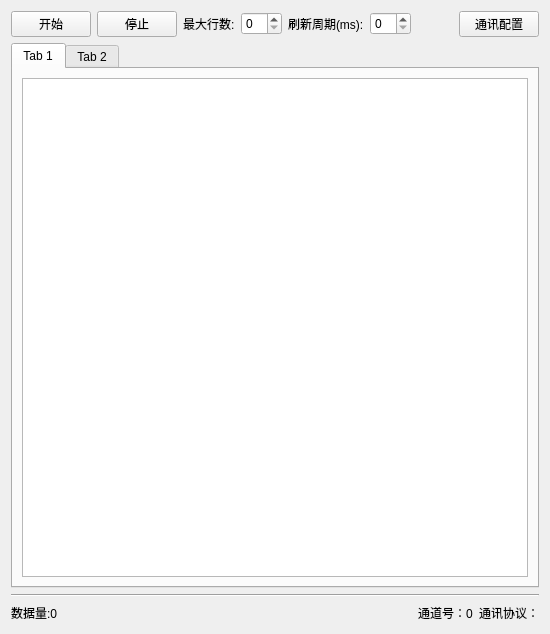
First picture: the form in src/components/BusDataMonitor/monitor/dock_monitor.ui, repository SanXiaoXing/PyUtilDemos, before the edit.
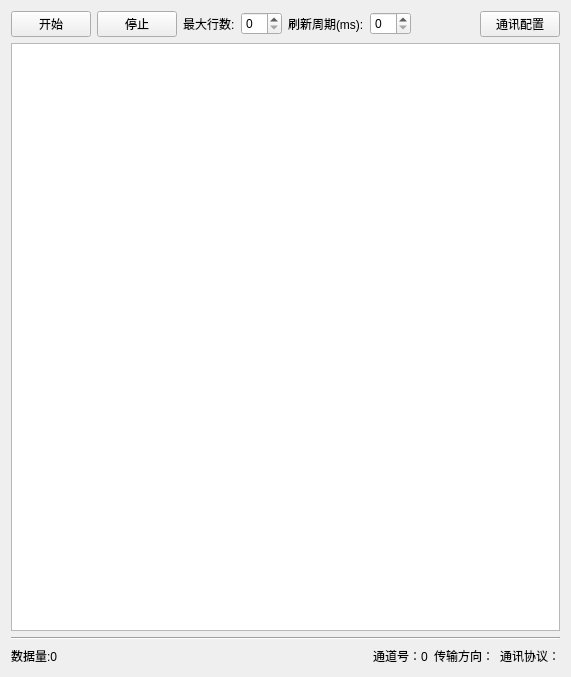
Second picture: the form after the edit.

Commit message: feat(BusDataMonitor): 更改为根据配置文件动态创建采集或发送线程，并动态创建监控dock界面

```diff
--- a/src/components/BusDataMonitor/monitor/dock_monitor.ui
+++ b/src/components/BusDataMonitor/monitor/dock_monitor.ui
@@ -6,8 +6,8 @@
    <rect>
     <x>0</x>
     <y>0</y>
-    <width>550</width>
-    <height>634</height>
+    <width>571</width>
+    <height>677</height>
    </rect>
   </property>
   <property name="windowTitle">
@@ -75,26 +75,7 @@
       </layout>
      </item>
      <item>
-      <widget class="QTabWidget" name="tabWidget">
-       <property name="currentIndex">
-        <number>0</number>
-       </property>
-       <widget class="QWidget" name="tab">
-        <attribute name="title">
-         <string>Tab 1</string>
-        </attribute>
-        <layout class="QVBoxLayout" name="verticalLayout_3">
-         <item>
-          <widget class="QTableView" name="tableView"/>
-         </item>
-        </layout>
-       </widget>
-       <widget class="QWidget" name="tab_2">
-        <attribute name="title">
-         <string>Tab 2</string>
-        </attribute>
-       </widget>
-      </widget>
+      <widget class="QTableView" name="tableView"/>
      </item>
      <item>
       <widget class="Line" name="line">
@@ -132,6 +113,13 @@
          </property>
         </widget>
        </item>
+       <item>
+        <widget class="QLabel" name="label_TR">
+         <property name="text">
+          <string>传输方向：</string>
+         </property>
+        </widget>
+       </item>
        <item>
         <widget class="QLabel" name="label_protocol">
          <property name="text">
```
The commit also changes 7 other files.
